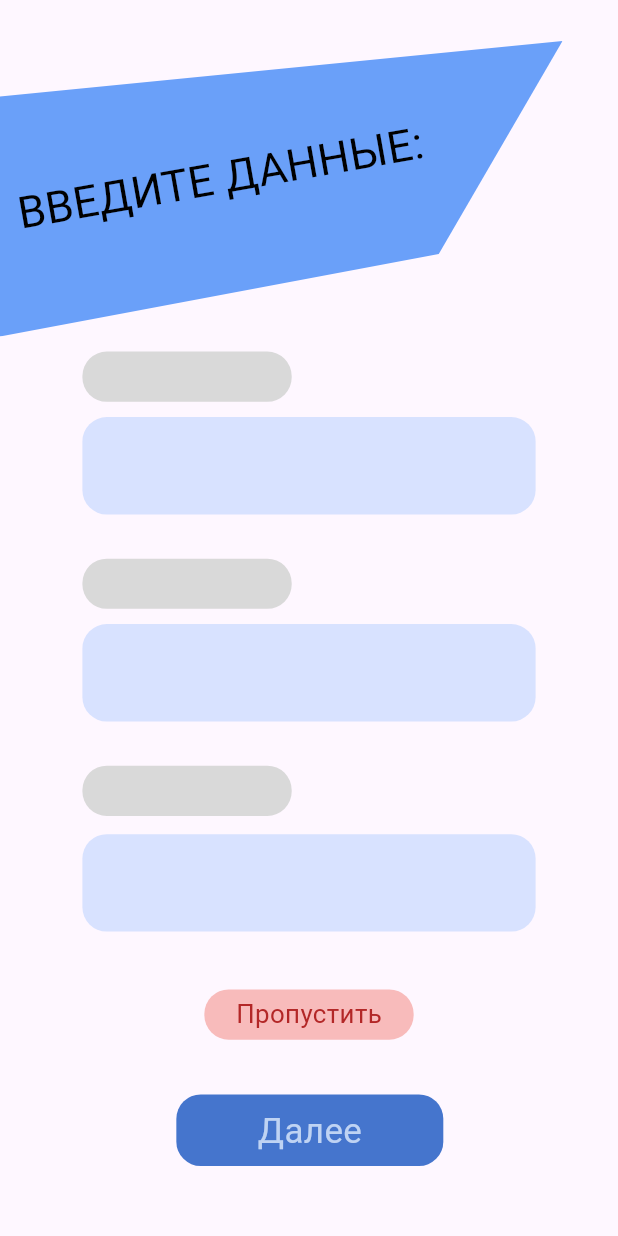
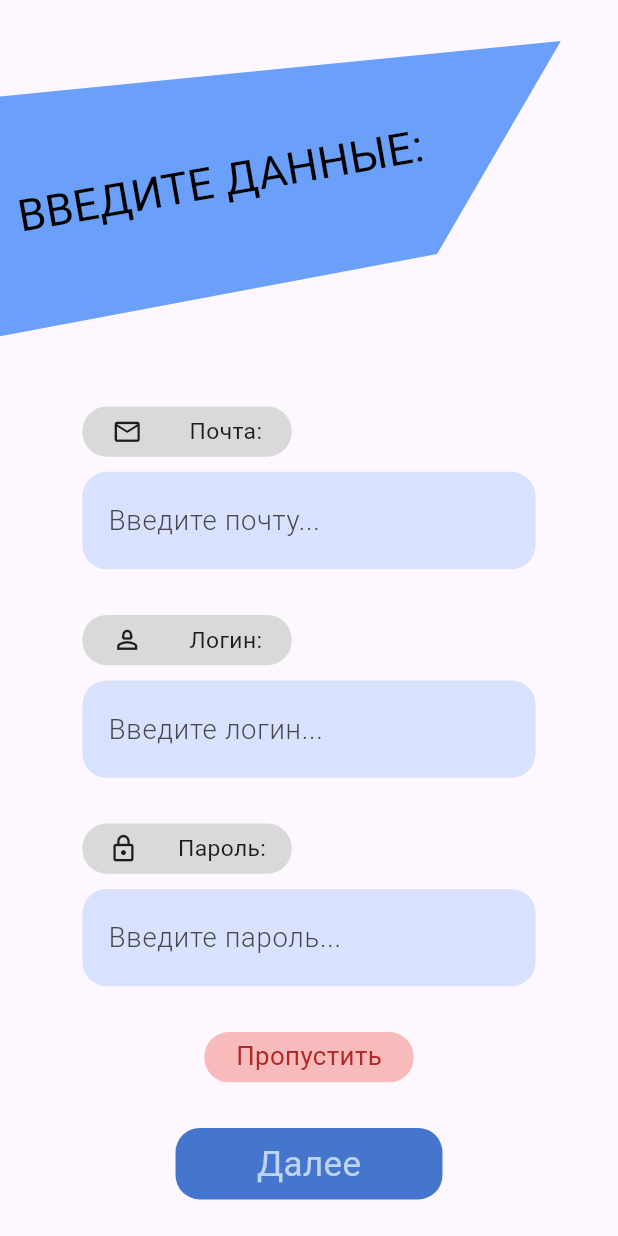
Before and after one commit to megavvve/StudyReady, a Flutter app: the screen it shows after launch, after a tap on "Далее", on a phone screen of 412 x 824 dp. Run offline on Flutter 3.47's test engine with Material 3 defaults, Android fonts, the phone set to English and light mode, and no system bars; our stand-ins replace flutter_screenutil, flutter_svg.

Commit message:
CHANGE: desing of first and registration sreens

```diff
--- a/lib/presentation/pages/first_screen/first_screen.dart
+++ b/lib/presentation/pages/first_screen/first_screen.dart
@@ -1,11 +1,7 @@
 import 'package:flutter/material.dart';
 import 'package:flutter_screenutil/flutter_screenutil.dart';
-import 'package:study_ready/presentation/pages/first_screen/widgets/description_background_rectangle.dart';
-import 'package:study_ready/presentation/pages/first_screen/widgets/description_field.dart';
-import 'package:study_ready/presentation/pages/first_screen/widgets/greetings_background_rectangle.dart';
-import 'package:study_ready/presentation/pages/first_screen/widgets/greetings_field.dart';
+import 'package:study_ready/presentation/pages/first_screen/widgets/main_form.dart';
 import 'package:study_ready/presentation/pages/first_screen/widgets/next_button.dart';
-import 'package:study_ready/utils/app_svg_assets.dart';
 
 class FirstScreen extends StatelessWidget {
   const FirstScreen({super.key});
@@ -14,53 +10,16 @@ class FirstScreen extends StatelessWidget {
   Widget build(BuildContext context) {
     return Scaffold(
       backgroundColor: const Color(0xFFEDF0FF),
-      body: Stack(
-        children: [
-          Positioned(
-            top: 387.h,
-            child: const DescriptionBackgroundRectangle(),
-          ),
-          Positioned(
-            top: 150.h,
-            left: -100.w,
-            child: const GreetingsBackgroundRectangle(),
-          ),
-          Positioned(
-            top: 365.4.h,
-            left: 230.w,
-            child: rLetterBackFr,
-          ),
-          Positioned(
-            top: 375.4.h,
-            left: 250.w,
-            child: rLetterFrontFr,
-          ),
-          Positioned(
-            top: 100.h,
-            left: 0.w,
-            child: sLetterBackFr,
-          ),
-          Positioned(
-            top: 100.h,
-            left: 0.w,
-            child: sLetterFrontFr,
-          ),
-          Positioned(
-            top: 173.h,
-            left: 157.w,
-            child: const GreetingsField(),
-          ),
-          Positioned(
-            top: 470.h,
-            left: 40.w,
-            child: const DescriptionField(),
-          ),
-          Positioned(
-            top: 720.h,
-            left: 107.w,
-            child: const NextButton(),
-          ),
-        ],
+      body: SingleChildScrollView(
+        child: Column(
+          children: [
+            const MainForm(),
+            SizedBox(
+              height: 10.h,
+            ),
+            const NextButton(),
+          ],
+        ),
       ),
     );
   }
--- /dev/null
+++ b/lib/presentation/pages/first_screen/widgets/main_form.dart
@@ -0,0 +1,62 @@
+import 'package:flutter/material.dart';
+import 'package:flutter_screenutil/flutter_screenutil.dart';
+import 'package:study_ready/utils/app_svg_assets.dart';
+
+import 'description_background_rectangle.dart';
+import 'description_field.dart';
+import 'greetings_background_rectangle.dart';
+import 'greetings_field.dart';
+
+class MainForm extends StatelessWidget {
+  const MainForm({super.key});
+
+  @override
+  Widget build(BuildContext context) {
+    return SizedBox(
+      height: 725.h,
+      child: Stack(
+        children: [
+          Positioned(
+            top: 387.h,
+            child: const DescriptionBackgroundRectangle(),
+          ),
+          Positioned(
+            top: 150.h,
+            left: -100.w,
+            child: const GreetingsBackgroundRectangle(),
+          ),
+          Positioned(
+            top: 365.4.h,
+            left: 230.w,
+            child: rLetterBackFr,
+          ),
+          Positioned(
+            top: 375.4.h,
+            left: 250.w,
+            child: rLetterFrontFr,
+          ),
+          Positioned(
+            top: 100.h,
+            left: 0.w,
+            child: sLetterBackFr,
+          ),
+          Positioned(
+            top: 100.h,
+            left: 0.w,
+            child: sLetterFrontFr,
+          ),
+          Positioned(
+            top: 173.h,
+            left: 157.w,
+            child: const GreetingsField(),
+          ),
+          Positioned(
+            top: 470.h,
+            left: 40.w,
+            child: const DescriptionField(),
+          ),
+        ],
+      ),
+    );
+  }
+}
--- a/lib/presentation/pages/first_screen/widgets/next_button.dart
+++ b/lib/presentation/pages/first_screen/widgets/next_button.dart
@@ -7,9 +7,7 @@ class NextButton extends StatelessWidget {
 
   @override
   Widget build(BuildContext context) {
-    return Padding(
-      padding: EdgeInsets.only(top: 16.sp),
-      child: GestureDetector(
+    return GestureDetector(
       onTap: () {
         Navigator.push(
           context,
@@ -36,7 +34,6 @@ class NextButton extends StatelessWidget {
               fontWeight: FontWeight.w400),
         ),
       ),
-      ),
     );
   }
 }
--- a/lib/presentation/pages/registration_screen/registration_screen.dart
+++ b/lib/presentation/pages/registration_screen/registration_screen.dart
@@ -1,12 +1,12 @@
-import 'dart:math';
-
 import 'package:flutter/material.dart';
 import 'package:flutter_screenutil/flutter_screenutil.dart';
-import 'package:study_ready/presentation/pages/registration_screen/widgets/base_big_container.dart';
-import 'package:study_ready/presentation/pages/registration_screen/widgets/base_small_container.dart';
+import 'package:study_ready/presentation/pages/registration_screen/widgets/email_form.dart';
+import 'package:study_ready/presentation/pages/registration_screen/widgets/headline.dart';
+import 'package:study_ready/presentation/pages/registration_screen/widgets/login_form.dart';
 import 'package:study_ready/presentation/pages/registration_screen/widgets/next_button.dart';
 import 'package:study_ready/presentation/pages/registration_screen/widgets/skip_button.dart';
-import 'package:study_ready/utils/app_svg_assets.dart';
+
+import 'widgets/password_form.dart';
 
 class RegistrationScreen extends StatelessWidget {
   const RegistrationScreen({super.key});
@@ -14,73 +14,22 @@ class RegistrationScreen extends StatelessWidget {
   @override
   Widget build(BuildContext context) {
     return Scaffold(
-      body: Stack(
-        children: [
-          Positioned(
-            top: 27.h,
-            left: 0.w,
-            child: regBackgroundTrepezoid,
-          ),
-          Positioned(
-            top: 90.h,
-            left: 10.w,
-            child: Transform.rotate(
-              angle: -(20 * pi) / 360,
-              child: SizedBox(
-                width: 316.91.w,
-                height: 58.h,
-                child: Text(
-                  "ВВЕДИТЕ ДАННЫЕ:",
-                  style: TextStyle(
-                    color: Colors.black,
-                    fontSize: 29.sp,
-                    fontWeight: FontWeight.w400,
-                  ),
-                ),
-              ),
-            ),
-          ),
-          Positioned(
-            top: 231.h,
-            left: 50.w,
-            child: const SmallContainer(),
-          ),
-          Positioned(
-            top: 274.h,
-            left: 50.w,
-            child: const BigContainer(),
-          ),
-          Positioned(
-            top: 367.h,
-            left: 50.w,
-            child: const SmallContainer(),
-          ),
-          Positioned(
-            top: 410.h,
-            left: 50.w,
-            child: const BigContainer(),
-          ),
-          Positioned(
-            top: 503.h,
-            left: 50.w,
-            child: const SmallContainer(),
-          ),
-          Positioned(
-            top: 548.h,
-            left: 50.w,
-            child: const BigContainer(),
-          ),
-          Positioned(
-            top: 650.h,
-            left: 124.w,
-            child: const SkipButton(),
-          ),
-          Positioned(
-            top: 719.h,
-            left: 107.w,
-            child: const NextButton(),
-          ),
-        ],
+      body: SingleChildScrollView(
+        child: Column(
+          children: [
+            const Headline(),
+            SizedBox(height: 30.h,),
+            const EmailForm(),
+            SizedBox(height: 30.h,),
+            const LoginForm(),
+            SizedBox(height: 30.h,),
+            const PasswordForm(),
+            SizedBox(height: 30.h,),
+            const SkipButton(),
+            SizedBox(height: 30.h,),
+            const NextButton(),
+          ],
+        ),
       ),
     );
   }
--- a/lib/presentation/pages/registration_screen/widgets/base_big_container.dart
+++ /dev/null
@@ -1,20 +0,0 @@
-import 'package:flutter/material.dart';
-import 'package:flutter_screenutil/flutter_screenutil.dart';
-
-class BigContainer extends StatelessWidget {
-  const BigContainer({super.key});
-
-  @override
-  Widget build(BuildContext context) {
-    return Container(
-      width: 275.w,
-      height: 64.h,
-      decoration: BoxDecoration(
-        color: const Color(0xFFD8E2FF),
-        borderRadius: BorderRadius.all(
-          Radius.circular(16.sp),
-        ),
-      ),
-    );
-  }
-}
--- a/lib/presentation/pages/registration_screen/widgets/base_small_container.dart
+++ /dev/null
@@ -1,20 +0,0 @@
-import 'package:flutter/material.dart';
-import 'package:flutter_screenutil/flutter_screenutil.dart';
-
-class SmallContainer extends StatelessWidget {
-  const SmallContainer({super.key});
-
-  @override
-  Widget build(BuildContext context) {
-    return Container(
-      width: 127.w,
-      height: 33.h,
-      decoration: BoxDecoration(
-        color: const Color(0xFFD9D9D9),
-        borderRadius: BorderRadius.all(
-          Radius.circular(16.sp),
-        ),
-      ),
-    );
-  }
-}
--- /dev/null
+++ b/lib/presentation/pages/registration_screen/widgets/email_form.dart
@@ -0,0 +1,76 @@
+import 'package:flutter/material.dart';
+import 'package:flutter_screenutil/flutter_screenutil.dart';
+
+class EmailForm extends StatelessWidget {
+  const EmailForm({super.key});
+
+  @override
+  Widget build(BuildContext context) {
+    return Column(
+      crossAxisAlignment: CrossAxisAlignment.start,
+      children: [
+        Container(
+          alignment: Alignment.center,
+          padding: EdgeInsets.all(4.sp),
+          width: 127.w,
+          height: 33.h,
+          decoration: BoxDecoration(
+            color: const Color(0xFFD9D9D9),
+            borderRadius: BorderRadius.all(
+              Radius.circular(16.sp),
+            ),
+          ),
+          child: Row(
+            mainAxisAlignment: MainAxisAlignment.spaceAround,
+            children: [
+              Icon(
+                Icons.email_outlined,
+                size: 20.sp,
+              ),
+              Text(
+                "Почта:",
+                style: TextStyle(fontSize: 15.sp),
+              ),
+            ],
+          ),
+        ),
+        SizedBox(
+          height: 10.h,
+        ),
+        Container(
+          alignment: Alignment.centerLeft,
+          padding: EdgeInsets.all(16.sp),
+          width: 275.w,
+          height: 64.h,
+          decoration: BoxDecoration(
+            color: const Color(0xFFD8E2FF),
+            borderRadius: BorderRadius.all(
+              Radius.circular(16.sp),
+            ),
+          ),
+          child: TextField(
+            keyboardType: TextInputType.emailAddress,
+            textInputAction: TextInputAction.done,
+            maxLines: 1,
+            decoration: InputDecoration(
+              contentPadding: EdgeInsetsDirectional.only(start: 1.w),
+              isCollapsed: true,
+              border: const UnderlineInputBorder(
+                borderSide: BorderSide.none,
+              ),
+              hintText: 'Введите почту...',
+              hintMaxLines: 1,
+              hintStyle: TextStyle(
+                fontSize: 18.sp,
+                fontWeight: FontWeight.w300,
+              ),
+            ),
+            style: TextStyle(
+              fontSize: 18.sp,
+            ),
+          ),
+        ),
+      ],
+    );
+  }
+}
--- /dev/null
+++ b/lib/presentation/pages/registration_screen/widgets/headline.dart
@@ -0,0 +1,45 @@
+import 'dart:math';
+
+import 'package:flutter/material.dart';
+import 'package:flutter_screenutil/flutter_screenutil.dart';
+import 'package:study_ready/utils/app_svg_assets.dart';
+
+class Headline extends StatelessWidget {
+  const Headline({super.key});
+
+  @override
+  Widget build(BuildContext context) {
+    return Container(
+      margin: EdgeInsets.only(top: 27.h),
+      width: 375.w,
+      height: 210.h,
+      child: Stack(
+        children: [
+          Positioned(
+            left: -1.w,
+            child: regBackgroundTrepezoid,
+          ),
+          Positioned(
+            top: 65.h,
+            left: 10.w,
+            child: Transform.rotate(
+              angle: -(20 * pi) / 360,
+              child: SizedBox(
+                width: 316.91.w,
+                height: 58.h,
+                child: Text(
+                  "ВВЕДИТЕ ДАННЫЕ:",
+                  style: TextStyle(
+                    color: Colors.black,
+                    fontSize: 29.sp,
+                    fontWeight: FontWeight.w400,
+                  ),
+                ),
+              ),
+            ),
+          ),
+        ],
+      ),
+    );
+  }
+}
--- /dev/null
+++ b/lib/presentation/pages/registration_screen/widgets/login_form.dart
@@ -0,0 +1,76 @@
+import 'package:flutter/material.dart';
+import 'package:flutter_screenutil/flutter_screenutil.dart';
+
+class LoginForm extends StatelessWidget {
+  const LoginForm({super.key});
+
+  @override
+  Widget build(BuildContext context) {
+    return Column(
+      crossAxisAlignment: CrossAxisAlignment.start,
+      children: [
+        Container(
+          alignment: Alignment.center,
+          padding: EdgeInsets.all(4.sp),
+          width: 127.w,
+          height: 33.h,
+          decoration: BoxDecoration(
+            color: const Color(0xFFD9D9D9),
+            borderRadius: BorderRadius.all(
+              Radius.circular(16.sp),
+            ),
+          ),
+          child: Row(
+            mainAxisAlignment: MainAxisAlignment.spaceAround,
+            children: [
+              Icon(
+                Icons.person_2_outlined,
+                size: 20.sp,
+              ),
+              Text(
+                "Логин:",
+                style: TextStyle(fontSize: 15.sp),
+              ),
+            ],
+          ),
+        ),
+        SizedBox(
+          height: 10.h,
+        ),
+        Container(
+          alignment: Alignment.centerLeft,
+          padding: EdgeInsets.all(16.sp),
+          width: 275.w,
+          height: 64.h,
+          decoration: BoxDecoration(
+            color: const Color(0xFFD8E2FF),
+            borderRadius: BorderRadius.all(
+              Radius.circular(16.sp),
+            ),
+          ),
+          child: TextField(
+            keyboardType: TextInputType.text,
+            textInputAction: TextInputAction.done,
+            maxLines: 1,
+            decoration: InputDecoration(
+              contentPadding: EdgeInsetsDirectional.only(start: 1.w),
+              isCollapsed: true,
+              border: const UnderlineInputBorder(
+                borderSide: BorderSide.none,
+              ),
+              hintText: 'Введите логин...',
+              hintMaxLines: 1,
+              hintStyle: TextStyle(
+                fontSize: 18.sp,
+                fontWeight: FontWeight.w300,
+              ),
+            ),
+            style: TextStyle(
+              fontSize: 18.sp,
+            ),
+          ),
+        ),
+      ],
+    );
+  }
+}
--- /dev/null
+++ b/lib/presentation/pages/registration_screen/widgets/password_form.dart
@@ -0,0 +1,76 @@
+import 'package:flutter/material.dart';
+import 'package:flutter_screenutil/flutter_screenutil.dart';
+
+class PasswordForm extends StatelessWidget {
+  const PasswordForm({super.key});
+
+  @override
+  Widget build(BuildContext context) {
+    return Column(
+      crossAxisAlignment: CrossAxisAlignment.start,
+      children: [
+        Container(
+          alignment: Alignment.center,
+          padding: EdgeInsets.all(4.sp),
+          width: 127.w,
+          height: 33.h,
+          decoration: BoxDecoration(
+            color: const Color(0xFFD9D9D9),
+            borderRadius: BorderRadius.all(
+              Radius.circular(16.sp),
+            ),
+          ),
+          child: Row(
+            mainAxisAlignment: MainAxisAlignment.spaceAround,
+            children: [
+              Icon(
+                Icons.lock_outlined,
+                size: 20.sp,
+              ),
+              Text(
+                "Пароль:",
+                style: TextStyle(fontSize: 15.sp),
+              ),
+            ],
+          ),
+        ),
+        SizedBox(
+          height: 10.h,
+        ),
+        Container(
+          alignment: Alignment.centerLeft,
+          padding: EdgeInsets.all(16.sp),
+          width: 275.w,
+          height: 64.h,
+          decoration: BoxDecoration(
+            color: const Color(0xFFD8E2FF),
+            borderRadius: BorderRadius.all(
+              Radius.circular(16.sp),
+            ),
+          ),
+          child: TextField(
+            keyboardType: TextInputType.visiblePassword,
+            textInputAction: TextInputAction.done,
+            maxLines: 1,
+            decoration: InputDecoration(
+              contentPadding: EdgeInsetsDirectional.only(start: 1.w),
+              isCollapsed: true,
+              border: const UnderlineInputBorder(
+                borderSide: BorderSide.none,
+              ),
+              hintText: 'Введите пароль...',
+              hintMaxLines: 1,
+              hintStyle: TextStyle(
+                fontSize: 18.sp,
+                fontWeight: FontWeight.w300,
+              ),
+            ),
+            style: TextStyle(
+              fontSize: 18.sp,
+            ),
+          ),
+        ),
+      ],
+    );
+  }
+}
```
Lines whose indentation alone changed are shown as unchanged.
